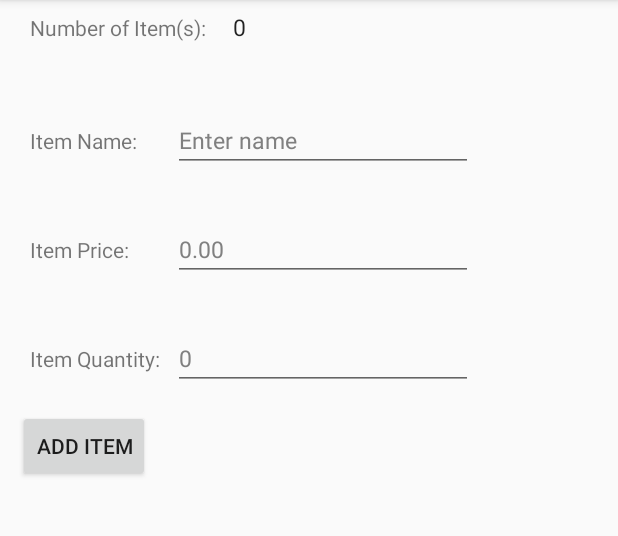
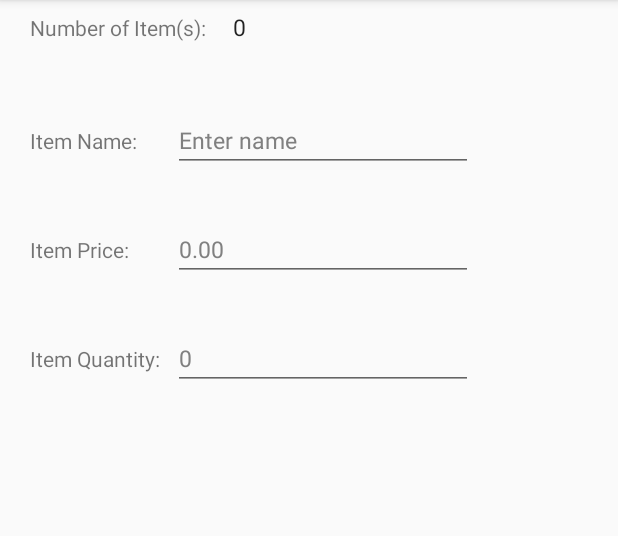
Before and after one commit to OnlyInSpace/ShoppingCalculator, an Android app: the AddItemActivity screen opened directly, with no data from a screen before it, on a phone screen of 412 x 824 dp, the part 84-620 px from its top. Run offline under Robolectric (Android 15) with nearby library versions, the phone set to English and light mode, and no system bars; 2 statements that could not run were skipped.

Commit message:
pushing xml changes

```diff
--- a/ShoppingCalculator/app/src/main/res/layout/activity_add_item.xml
+++ b/ShoppingCalculator/app/src/main/res/layout/activity_add_item.xml
@@ -114,25 +114,4 @@
             />
     </LinearLayout>
 
-
-    <!-- Row 6 contains the add Item Button !-->
-
-    <LinearLayout
-        android:layout_width="wrap_content"
-        android:layout_height="wrap_content"
-        app:layout_constraintTop_toTopOf="parent"
-        app:layout_constraintBottom_toBottomOf="parent"
-        app:layout_constraintVertical_bias=".38"
-        tools:ignore="MissingConstraints">
-
-        <Button
-            android:layout_width="wrap_content"
-            android:layout_height="wrap_content"
-            android:text="Add Item"
-            android:layout_marginLeft="12dp"
-            android:id="@+id/addItem_Button"
-            />
-    </LinearLayout>
-
-
 </android.support.constraint.ConstraintLayout>
```
